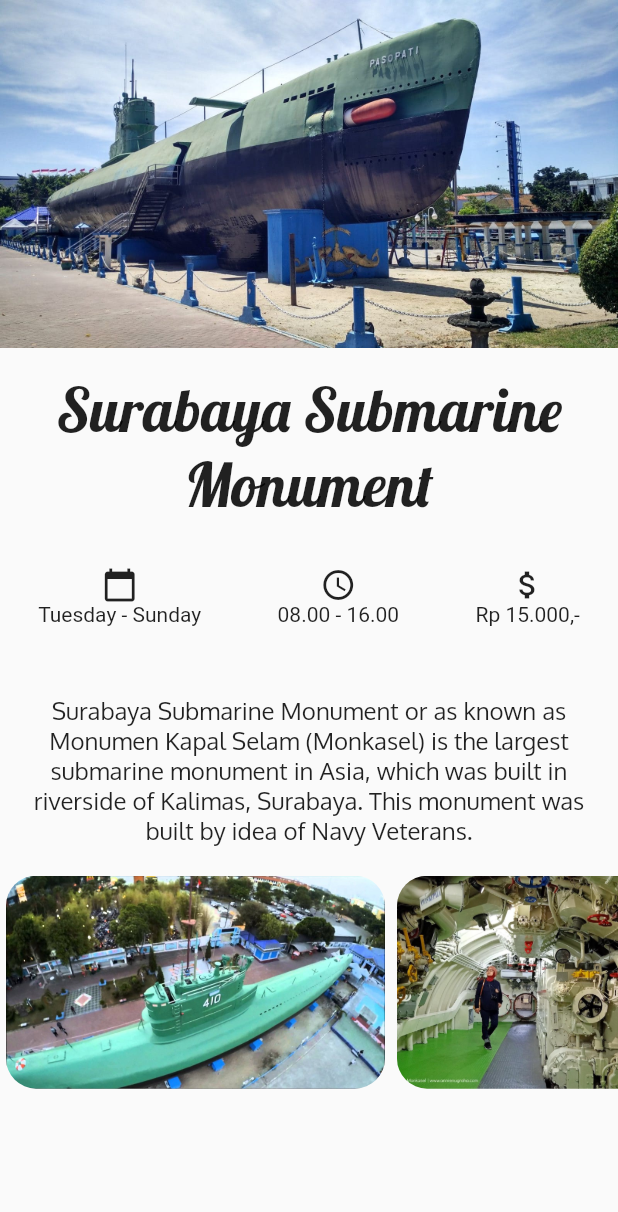
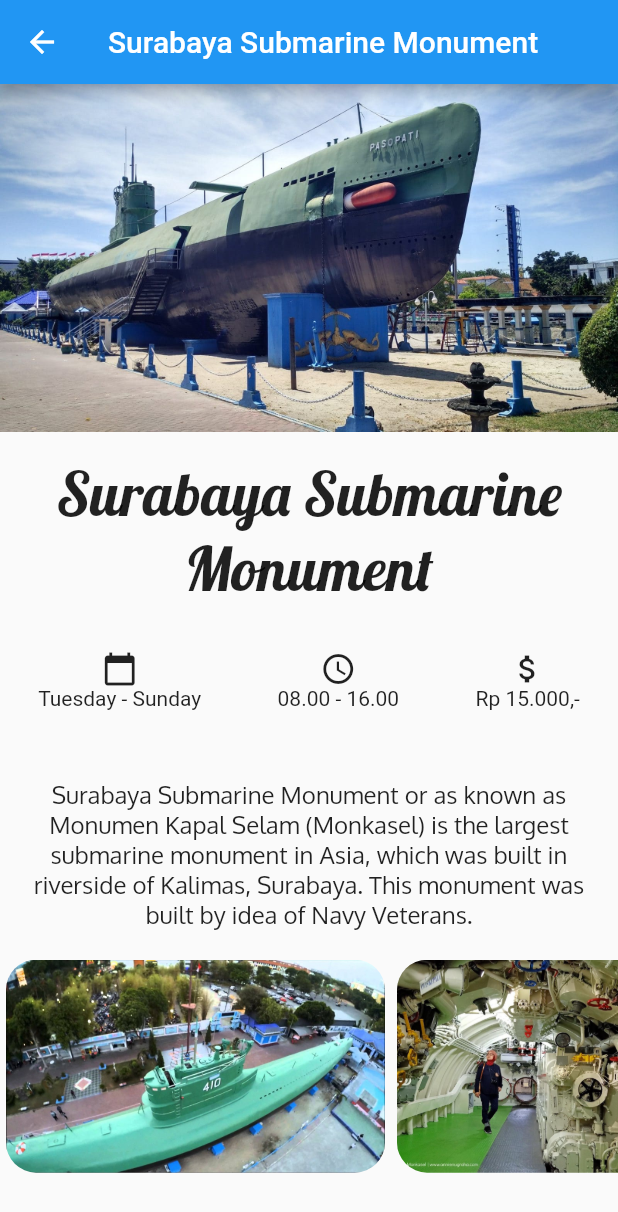
Before and after one commit to denasgt123/first_flutter_project, a Flutter app: the screen it shows after launch, after a tap on "Surabaya Submarine Monument", on a phone screen of 412 x 824 dp. Shown: the top 1212 px of the screen. Run offline on Flutter 3.47's test engine with Material 2 defaults, Android fonts, the phone set to English and light mode, and no system bars.

Commit message:
Praktikum 3 part 2

```diff
--- a/lib/detail_screen.dart
+++ b/lib/detail_screen.dart
@@ -1,3 +1,4 @@
+import 'package:first_flutter_project/main-screen.dart';
 import 'package:first_flutter_project/model/tourism-place.dart';
 import 'package:flutter/material.dart';
 
@@ -9,6 +10,17 @@ class DetailScreen extends StatelessWidget {
   @override
   Widget build(BuildContext context) {
     return Scaffold(
+      appBar: AppBar(
+        title: Text(place.name),
+        // leading: GestureDetector(
+        //   onTap: () {
+        //     Navigator.pop(context);
+        //   },
+        //   child: const Icon(
+        //     Icons.arrow_back,
+        //   ),
+        // ),
+      ),
       body: SafeArea(
         child: Column(
           crossAxisAlignment: CrossAxisAlignment.stretch,
--- a/lib/main-screen.dart
+++ b/lib/main-screen.dart
@@ -47,7 +47,7 @@ class MainScreen extends StatelessWidget {
                 children: <Widget>[
                   Text(
                     place.name,
-                    style: TextStyle(fontSize: 16.0),
+                    style: const TextStyle(fontSize: 16.0),
                   ),
                   const SizedBox(
                     height: 10,
```
Also changed, not shown: pubspec.yaml (+26 -25 lines).
